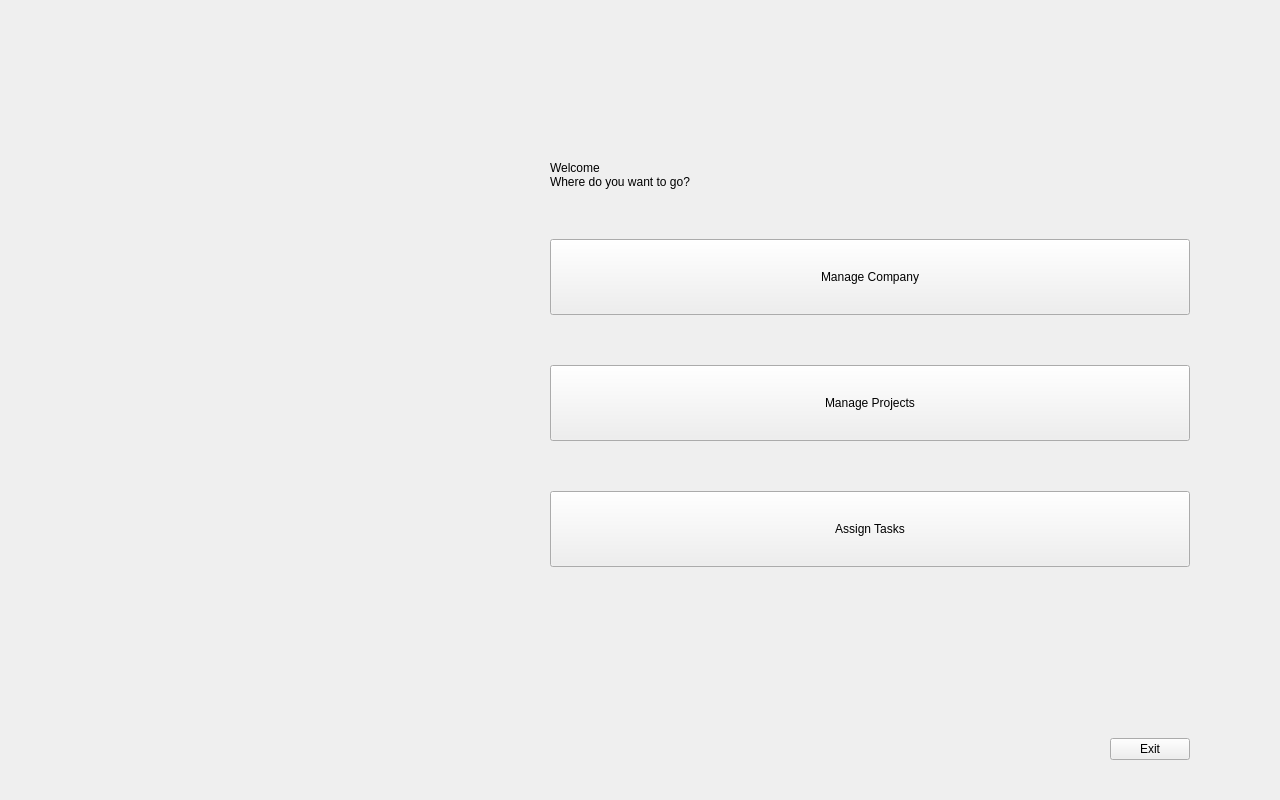
First picture: the form in GUI/mainmenupage.ui, repository Brett-Pitts/COS214Project, before the edit.
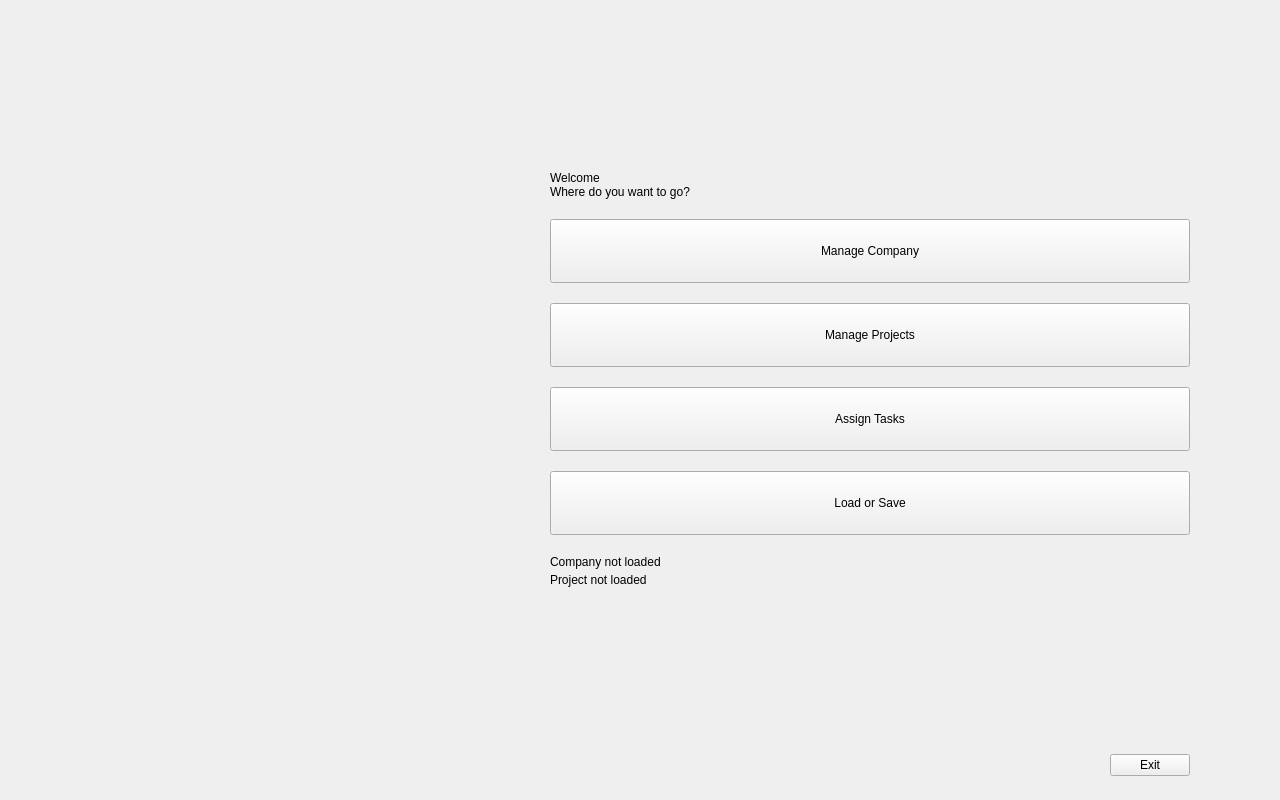
Second picture: the form after the edit. Icons and pictures are not drawn.

Diff of the .ui file:
```diff
--- a/GUI/mainmenupage.ui
+++ b/GUI/mainmenupage.ui
@@ -114,19 +114,19 @@
     <widget class="QWidget" name="menuArea" native="true">
      <layout class="QVBoxLayout" name="menuLayout">
       <property name="spacing">
-       <number>50</number>
+       <number>20</number>
       </property>
       <property name="leftMargin">
        <number>90</number>
       </property>
       <property name="topMargin">
-       <number>40</number>
+       <number>24</number>
       </property>
       <property name="rightMargin">
        <number>90</number>
       </property>
       <property name="bottomMargin">
-       <number>40</number>
+       <number>24</number>
       </property>
       <item>
        <spacer name="menuTopSpacer">
@@ -157,7 +157,7 @@
         <property name="minimumSize">
          <size>
           <width>0</width>
-          <height>76</height>
+          <height>64</height>
          </size>
         </property>
         <property name="cursor">
@@ -176,7 +176,7 @@
         <property name="minimumSize">
          <size>
           <width>0</width>
-          <height>76</height>
+          <height>64</height>
          </size>
         </property>
         <property name="cursor">
@@ -195,7 +195,7 @@
         <property name="minimumSize">
          <size>
           <width>0</width>
-          <height>76</height>
+          <height>64</height>
          </size>
         </property>
         <property name="cursor">
@@ -209,6 +209,46 @@
         </property>
        </widget>
       </item>
+      <item>
+       <widget class="QPushButton" name="loadSaveButton">
+        <property name="minimumSize">
+         <size>
+          <width>0</width>
+          <height>64</height>
+         </size>
+        </property>
+        <property name="cursor">
+         <cursorShape>PointingHandCursor</cursorShape>
+        </property>
+        <property name="text">
+         <string>Load or Save</string>
+        </property>
+        <property name="variant" stdset="0">
+         <string notr="true">menu</string>
+        </property>
+       </widget>
+      </item>
+      <item>
+       <layout class="QVBoxLayout" name="statusLayout">
+        <property name="spacing">
+         <number>4</number>
+        </property>
+        <item>
+         <widget class="QLabel" name="companyStatusLabel">
+          <property name="text">
+           <string>Company not loaded</string>
+          </property>
+         </widget>
+        </item>
+        <item>
+         <widget class="QLabel" name="projectStatusLabel">
+          <property name="text">
+           <string>Project not loaded</string>
+          </property>
+         </widget>
+        </item>
+       </layout>
+      </item>
       <item>
        <spacer name="menuBottomSpacer">
         <property name="orientation">
```
